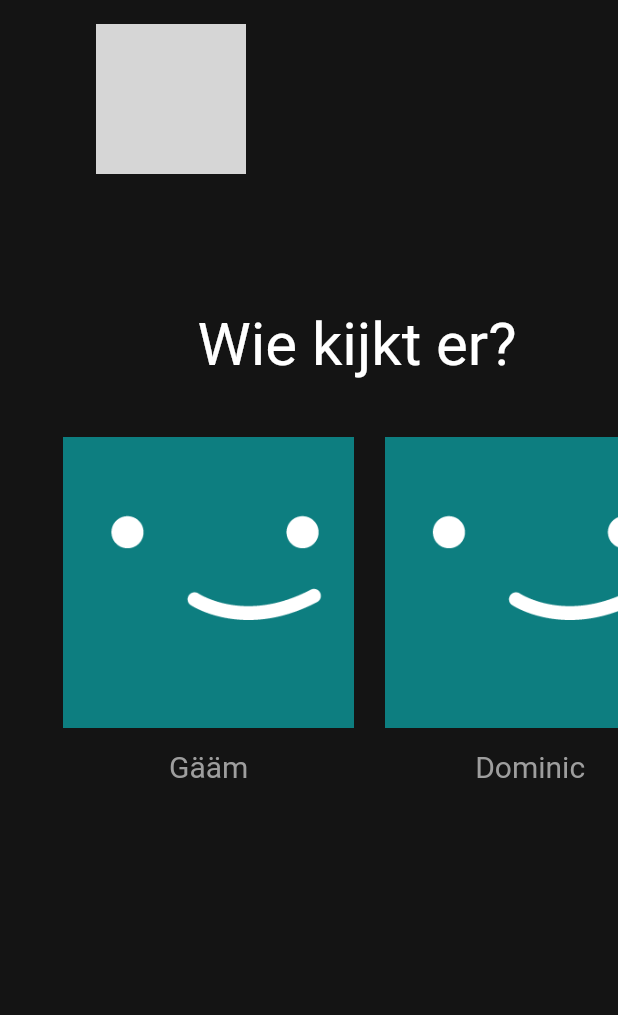
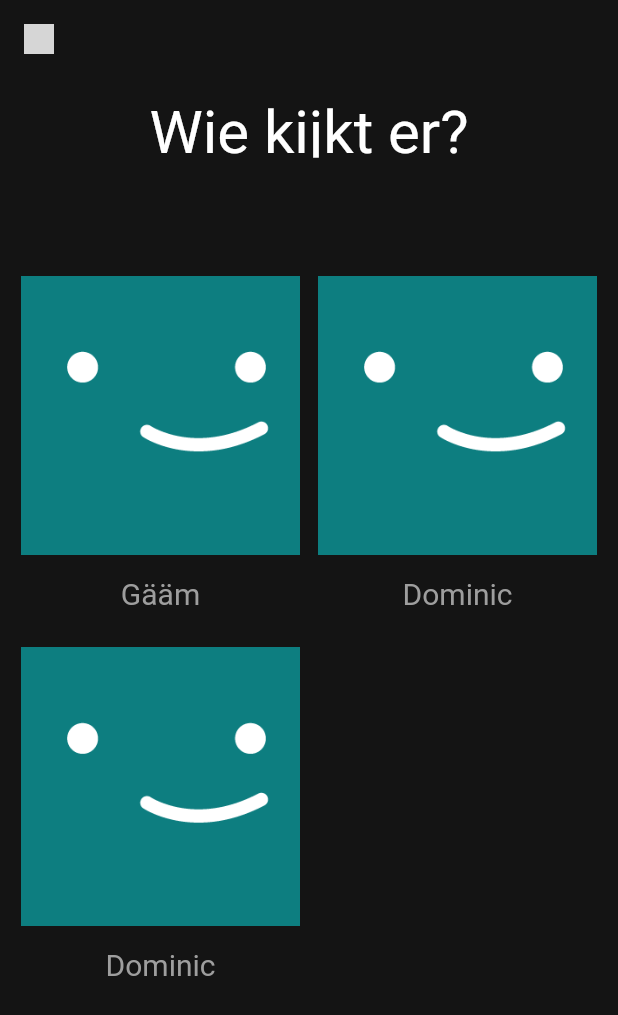
Before and after one commit to cfreemoser/Melvix, a Flutter app: the screen it shows after launch, on a phone screen of 412 x 824 dp. Shown: the top 1015 px of the screen. Run offline on Flutter 3.47's test engine with Material 2 defaults, Android fonts, the phone set to English and light mode, and no system bars; our stand-ins replace bloc, flutter_bloc, flutter_svg; project files that could hold a hidden picture were left out; grey boxes are pictures that could not be loaded.

Commit message:
main: Added response behaviour

```diff
--- a/lib/helpers/constants.dart
+++ b/lib/helpers/constants.dart
@@ -9,5 +9,8 @@ class Constants {
 
 
   // icons
-  static const String netflix_icon_full = "assets/icons/netflix_2015_logo.png";
+  static const String netflix_icon_full = "assets/images/netflix_2015_logo.svg";
+  static const String netflix_icon_small = "assets/images/netflix_2015_N_logo.svg";
+
+
 }
--- a/lib/pages/profiles.dart
+++ b/lib/pages/profiles.dart
@@ -1,3 +1,5 @@
+import 'dart:developer' as developer;
+
 import 'package:flutter/material.dart';
 import 'package:flutter_bloc/flutter_bloc.dart';
 import 'package:flutter_svg/svg.dart';
@@ -10,6 +12,13 @@ class Profiles extends StatelessWidget {
   @override
   Widget build(BuildContext context) {
     return LayoutBuilder(builder: (context, constraints) {
+      bool smallScreen = constraints.maxWidth < 600;
+      developer.log(smallScreen.toString());
+
+      double topCenterDistance = smallScreen
+          ? constraints.maxHeight * 0.3
+          : constraints.maxHeight * 0.5;
+
       return Scaffold(
         body: SizedBox(
           height: constraints.minHeight,
@@ -23,46 +32,57 @@ class Profiles extends StatelessWidget {
               ),
               Positioned(
                 top: 16,
-                left: 64,
+                left: smallScreen ? 16 : 64,
                 child: SvgPicture.asset(
-                  Constants.netflix_icon_full,
-                  width: 100,
+                  smallScreen
+                      ? Constants.netflix_icon_small
+                      : Constants.netflix_icon_full,
+                  width: smallScreen ? 20 : 100,
                 ),
               ),
               Positioned(
-                height: constraints.maxHeight,
-                child: Column(
-                  mainAxisAlignment: MainAxisAlignment.center,
-                  crossAxisAlignment: CrossAxisAlignment.center,
-                  children: [
-                    const Text(
+                  top: topCenterDistance - 32 - 150,
+                  width: constraints.maxWidth,
+                  height: 40,
+                  child: const Center(
+                    child: Text(
                       Constants.profiles_select_text,
-                      style: TextStyle(color: Colors.white, fontSize: 40),
+                      style: TextStyle(
+                        color: Colors.white,
+                        fontSize: 40,
                       ),
-                    Padding(
-                      padding: const EdgeInsets.all(32.0),
-                      child: SizedBox(
-                        height: 300,
+                    ),
+                  )),
+              Positioned(
+                height: constraints.maxHeight - topCenterDistance,
                 width: constraints.maxWidth,
+                top: (topCenterDistance + 40) - 150,
+                child: Center(
                   child: BlocBuilder<ProfilesBloc, ProfilesState>(
                     builder: (context, state) {
                       if (state is ProfilesInitial) {
-                              return Center(
+                        return Padding(
+                          padding: const EdgeInsets.all(8.0),
                           child: GridView.builder(
                               gridDelegate:
-                                        const SliverGridDelegateWithMaxCrossAxisExtent(
-                                            maxCrossAxisExtent: 300,
-                                            childAspectRatio: 1.4,
-                                            crossAxisSpacing: 0,
-                                            mainAxisSpacing: 0),
+                                  SliverGridDelegateWithFixedCrossAxisCount(
+                                      mainAxisSpacing: 0,
+                                      childAspectRatio: smallScreen ? 0.8 : 3,
+                                      crossAxisCount: smallScreen ? 2 : 1),
                               shrinkWrap: true,
-                                    scrollDirection: Axis.horizontal,
+                              scrollDirection:
+                                  smallScreen ? Axis.vertical : Axis.horizontal,
                               itemCount: state.profiles.length,
                               itemBuilder: (context, index) {
-                                      return AnimatedProfileCard(
+                                return GestureDetector(
+                                  onTap: () => developer.log("hallo"),
+                                  child: AnimatedProfileCard(
+                                    width: 120,
+                                    fontSize: 20,
                                     name: state.profiles[index].name,
                                     profileImage:
                                         state.profiles[index].profileImage,
+                                  ),
                                 );
                               }),
                         );
@@ -74,9 +94,6 @@ class Profiles extends StatelessWidget {
                     },
                   ),
                 ),
-                    ),
-                  ],
-                ),
               )
             ],
           ),
--- a/lib/widgets/animated_profile_card.dart
+++ b/lib/widgets/animated_profile_card.dart
@@ -5,11 +5,16 @@ import 'package:netflix_gallery/helpers/constants.dart';
 class AnimatedProfileCard extends StatefulWidget {
   final String name;
   final Image profileImage;
+  final double width;
+  final double fontSize;
 
-  AnimatedProfileCard({
+  const AnimatedProfileCard({
+    Key? key,
     required this.name,
     required this.profileImage,
-  });
+    required this.width,
+    required this.fontSize,
+  }) : super(key: key);
 
   @override
   State<StatefulWidget> createState() => AnimatedProfileCardState();
@@ -17,33 +22,38 @@ class AnimatedProfileCard extends StatefulWidget {
 
 class AnimatedProfileCardState extends State<AnimatedProfileCard> {
   bool isHovered = false;
+  double borderWidth = 6;
 
   @override
   Widget build(BuildContext context) {
-    return MouseRegion(
+    return SizedBox(
+      child: MouseRegion(
         onEnter: (_) => onEntered(true),
         onExit: (_) => onEntered(false),
         child: Column(
           children: [
-          SizedBox(
-            height: 206,
-            width: 206,
-            child: Container(
+            Container(
                 decoration: BoxDecoration(
                     border: isHovered
-                        ? Border.all(width: 6, color: Colors.white)
+                        ? Border.all(width: borderWidth, color: Colors.white)
                         : Border.all(
-                            width: 6, color: Constants.netflix_background)),
-                child: widget.profileImage),
-          ),
+                            width: borderWidth,
+                            color: Constants.netflix_background)),
+                child: Image(
+                  image: widget.profileImage.image,
+                  fit: BoxFit.fitWidth,
+                )),
             Padding(
               padding: const EdgeInsets.all(8.0),
               child: Text(widget.name,
                   style: isHovered
-                    ? const TextStyle(color: Colors.white, fontSize: 20)
-                    : const TextStyle(color: Colors.grey, fontSize: 20)),
+                      ? TextStyle(
+                          color: Colors.white, fontSize: widget.fontSize)
+                      : TextStyle(
+                          color: Colors.grey, fontSize: widget.fontSize)),
             ),
           ],
+        ),
       ),
     );
   }
--- a/pubspec.yaml
+++ b/pubspec.yaml
@@ -63,6 +63,7 @@ flutter:
   assets:
     - assets/images/Netflix-avatar.png
     - assets/images/Netflix_2015_logo.svg
+    - assets/images/Netflix_2015_N_logo.svg
     - assets/config.json
 
   # To add assets to your application, add an assets section, like this:
```
Also changed, not shown: assets/images/Netflix_2015_N_logo.svg (added). Lines whose indentation alone changed are shown as unchanged.
